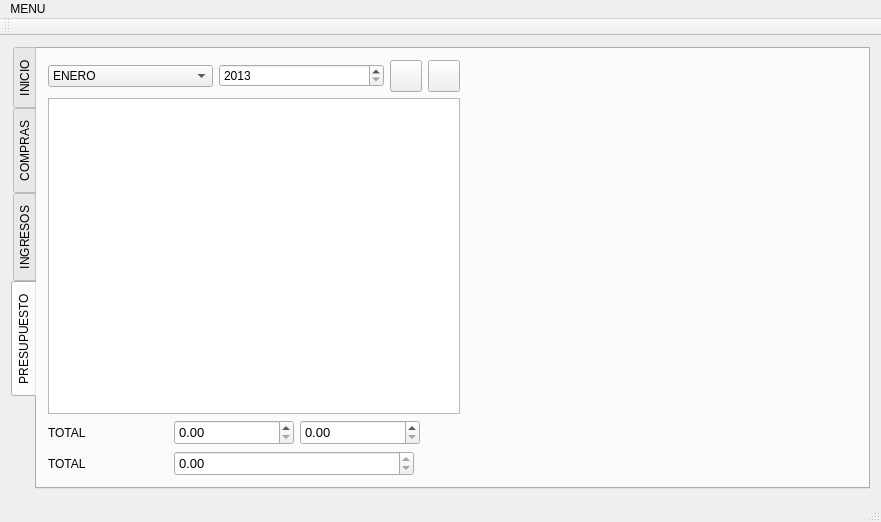
Above: principal.ui from mdchaparror/QFinanzas before the change. Below: the same form after it.
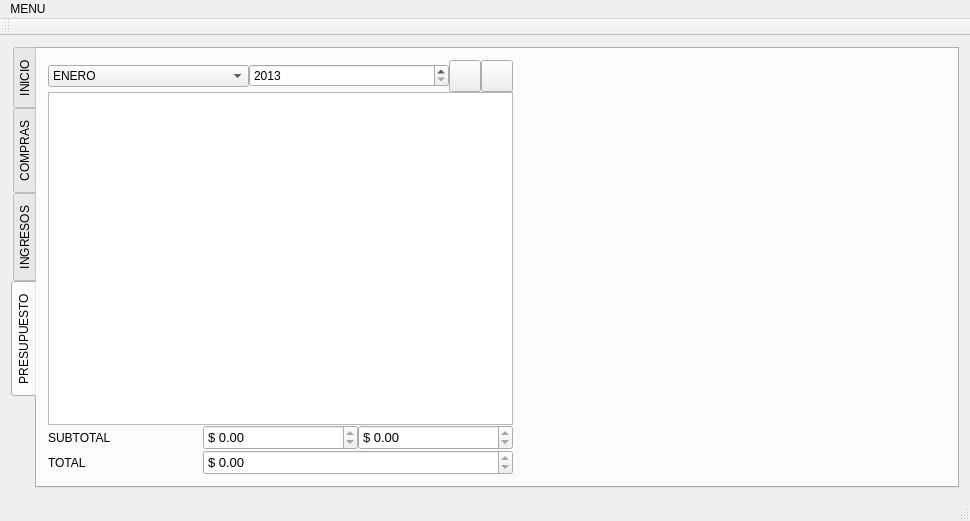
That is the form after the change. Icons and pictures are not drawn.

```diff
--- a/principal.ui
+++ b/principal.ui
@@ -6,10 +6,16 @@
    <rect>
     <x>0</x>
     <y>0</y>
-    <width>881</width>
-    <height>522</height>
+    <width>970</width>
+    <height>521</height>
    </rect>
   </property>
+  <property name="minimumSize">
+   <size>
+    <width>970</width>
+    <height>0</height>
+   </size>
+  </property>
   <property name="windowTitle">
    <string>Finanzas Personales</string>
   </property>
@@ -278,10 +284,22 @@
         <string>PRESUPUESTO</string>
        </attribute>
        <layout class="QGridLayout" name="gridLayout_4">
+        <property name="horizontalSpacing">
+         <number>0</number>
+        </property>
         <item row="0" column="0">
          <layout class="QVBoxLayout" name="verticalLayout">
+          <property name="spacing">
+           <number>0</number>
+          </property>
+          <property name="sizeConstraint">
+           <enum>QLayout::SetDefaultConstraint</enum>
+          </property>
           <item>
            <layout class="QHBoxLayout" name="horizontalLayout">
+            <property name="spacing">
+             <number>0</number>
+            </property>
             <item>
              <widget class="QComboBox" name="mes">
               <item>
@@ -413,6 +431,27 @@
           </item>
           <item>
            <widget class="QTableView" name="tablePresupuesto">
+            <property name="sizePolicy">
+             <sizepolicy hsizetype="Expanding" vsizetype="Expanding">
+              <horstretch>200</horstretch>
+              <verstretch>0</verstretch>
+             </sizepolicy>
+            </property>
+            <property name="minimumSize">
+             <size>
+              <width>465</width>
+              <height>0</height>
+             </size>
+            </property>
+            <property name="sizeAdjustPolicy">
+             <enum>QAbstractScrollArea::AdjustToContentsOnFirstShow</enum>
+            </property>
+            <property name="alternatingRowColors">
+             <bool>true</bool>
+            </property>
+            <property name="selectionBehavior">
+             <enum>QAbstractItemView::SelectRows</enum>
+            </property>
             <property name="sortingEnabled">
              <bool>true</bool>
             </property>
@@ -420,23 +459,26 @@
           </item>
           <item>
            <layout class="QHBoxLayout" name="horizontalLayout_2">
+            <property name="spacing">
+             <number>0</number>
+            </property>
             <item>
-             <widget class="QLabel" name="labelTotal">
+             <widget class="QLabel" name="labelSubTotal">
               <property name="sizePolicy">
-               <sizepolicy hsizetype="Preferred" vsizetype="Preferred">
-                <horstretch>80</horstretch>
+               <sizepolicy hsizetype="Expanding" vsizetype="Fixed">
+                <horstretch>155</horstretch>
                 <verstretch>0</verstretch>
                </sizepolicy>
               </property>
               <property name="minimumSize">
                <size>
-                <width>120</width>
+                <width>155</width>
                 <height>25</height>
                </size>
               </property>
               <property name="maximumSize">
                <size>
-                <width>120</width>
+                <width>200</width>
                 <height>25</height>
                </size>
               </property>
@@ -447,21 +489,27 @@
                </size>
               </property>
               <property name="text">
-               <string>TOTAL</string>
+               <string>SUBTOTAL</string>
               </property>
              </widget>
             </item>
             <item>
-             <widget class="QDoubleSpinBox" name="totalDebito">
+             <widget class="QDoubleSpinBox" name="totalGastos">
+              <property name="sizePolicy">
+               <sizepolicy hsizetype="Expanding" vsizetype="Fixed">
+                <horstretch>155</horstretch>
+                <verstretch>0</verstretch>
+               </sizepolicy>
+              </property>
               <property name="minimumSize">
                <size>
-                <width>120</width>
+                <width>155</width>
                 <height>25</height>
                </size>
               </property>
               <property name="maximumSize">
                <size>
-                <width>120</width>
+                <width>400</width>
                 <height>25</height>
                </size>
               </property>
@@ -470,22 +518,34 @@
                 <pointsize>10</pointsize>
                </font>
               </property>
+              <property name="readOnly">
+               <bool>true</bool>
+              </property>
+              <property name="prefix">
+               <string>$ </string>
+              </property>
               <property name="maximum">
                <double>10000000.000000000000000</double>
               </property>
              </widget>
             </item>
             <item>
-             <widget class="QDoubleSpinBox" name="totalCredito">
+             <widget class="QDoubleSpinBox" name="totalIngresos">
+              <property name="sizePolicy">
+               <sizepolicy hsizetype="Expanding" vsizetype="Fixed">
+                <horstretch>155</horstretch>
+                <verstretch>0</verstretch>
+               </sizepolicy>
+              </property>
               <property name="minimumSize">
                <size>
-                <width>120</width>
+                <width>150</width>
                 <height>25</height>
                </size>
               </property>
               <property name="maximumSize">
                <size>
-                <width>120</width>
+                <width>400</width>
                 <height>25</height>
                </size>
               </property>
@@ -494,39 +554,41 @@
                 <pointsize>10</pointsize>
                </font>
               </property>
+              <property name="readOnly">
+               <bool>true</bool>
+              </property>
+              <property name="prefix">
+               <string>$ </string>
+              </property>
               <property name="maximum">
                <double>10000000.000000000000000</double>
               </property>
              </widget>
             </item>
-            <item>
-             <spacer name="horizontalSpacer_4">
-              <property name="orientation">
-               <enum>Qt::Horizontal</enum>
-              </property>
-              <property name="sizeHint" stdset="0">
-               <size>
-                <width>40</width>
-                <height>20</height>
-               </size>
-              </property>
-             </spacer>
-            </item>
            </layout>
           </item>
           <item>
            <layout class="QHBoxLayout" name="horizontalLayout_3">
+            <property name="spacing">
+             <number>0</number>
+            </property>
             <item>
-             <widget class="QLabel" name="label">
+             <widget class="QLabel" name="labelTotal">
+              <property name="sizePolicy">
+               <sizepolicy hsizetype="Expanding" vsizetype="Fixed">
+                <horstretch>155</horstretch>
+                <verstretch>0</verstretch>
+               </sizepolicy>
+              </property>
               <property name="minimumSize">
                <size>
-                <width>120</width>
+                <width>155</width>
                 <height>25</height>
                </size>
               </property>
               <property name="maximumSize">
                <size>
-                <width>120</width>
+                <width>500</width>
                 <height>25</height>
                </size>
               </property>
@@ -543,15 +605,21 @@
             </item>
             <item>
              <widget class="QDoubleSpinBox" name="Totales">
+              <property name="sizePolicy">
+               <sizepolicy hsizetype="Expanding" vsizetype="Fixed">
+                <horstretch>100</horstretch>
+                <verstretch>0</verstretch>
+               </sizepolicy>
+              </property>
               <property name="minimumSize">
                <size>
-                <width>240</width>
+                <width>310</width>
                 <height>25</height>
                </size>
               </property>
               <property name="maximumSize">
                <size>
-                <width>240</width>
+                <width>500</width>
                 <height>25</height>
                </size>
               </property>
@@ -563,6 +631,9 @@
               <property name="readOnly">
                <bool>true</bool>
               </property>
+              <property name="prefix">
+               <string>$ </string>
+              </property>
               <property name="minimum">
                <double>-10000000.000000000000000</double>
               </property>
@@ -571,19 +642,6 @@
               </property>
              </widget>
             </item>
-            <item>
-             <spacer name="horizontalSpacer_5">
-              <property name="orientation">
-               <enum>Qt::Horizontal</enum>
-              </property>
-              <property name="sizeHint" stdset="0">
-               <size>
-                <width>40</width>
-                <height>20</height>
-               </size>
-              </property>
-             </spacer>
-            </item>
            </layout>
           </item>
          </layout>
@@ -612,7 +670,7 @@
     <rect>
      <x>0</x>
      <y>0</y>
-     <width>881</width>
+     <width>970</width>
      <height>21</height>
     </rect>
    </property>
```
Left out of the diff: 18 changed lines with no effect on the pictures.
